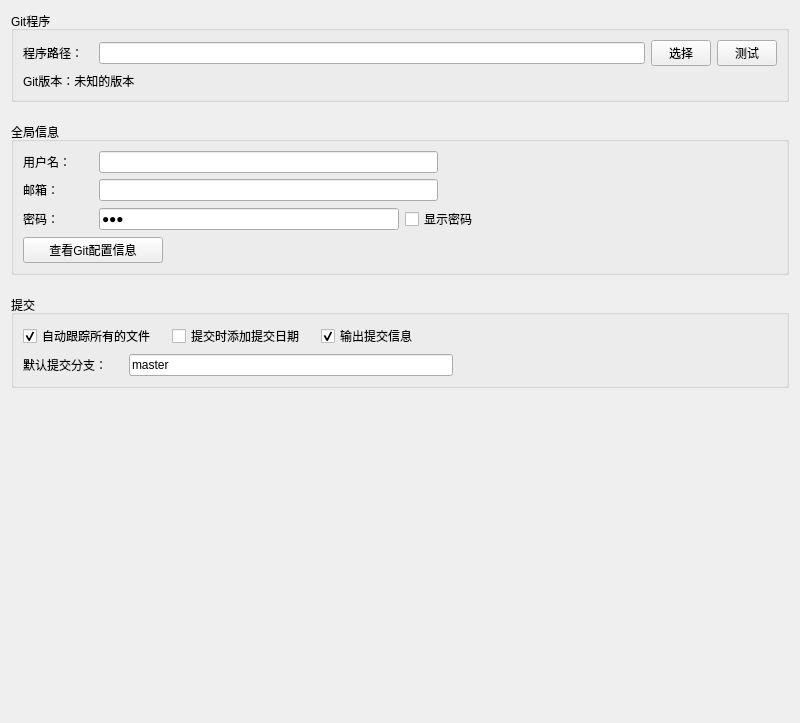
This is IDE/Window/settingWindow/Form_settings_Git.ui in chineselixi/FireMonkeyStudio as Qt 5 draws it before an edit. The edited form follows.
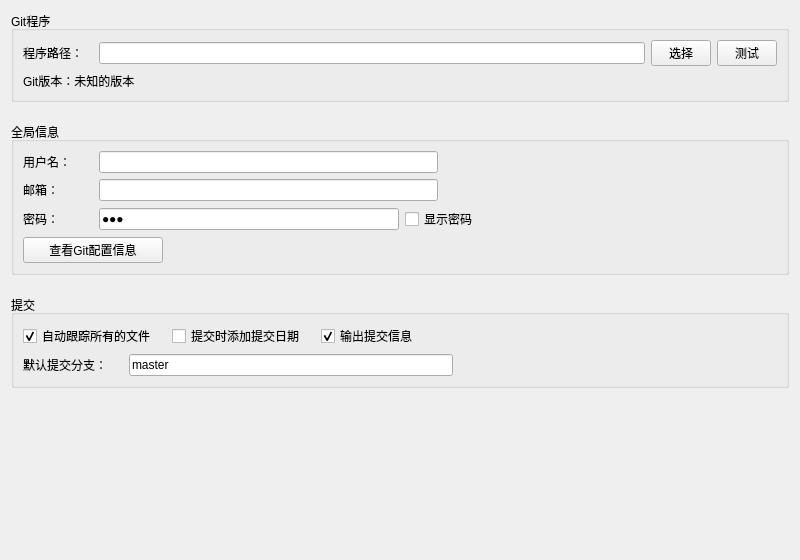
This is the edited form.

The edit to the form file:
```diff
--- a/IDE/Window/settingWindow/Form_settings_Git.ui
+++ b/IDE/Window/settingWindow/Form_settings_Git.ui
@@ -7,7 +7,7 @@
     <x>0</x>
     <y>0</y>
     <width>800</width>
-    <height>723</height>
+    <height>560</height>
    </rect>
   </property>
   <property name="windowTitle">
```
